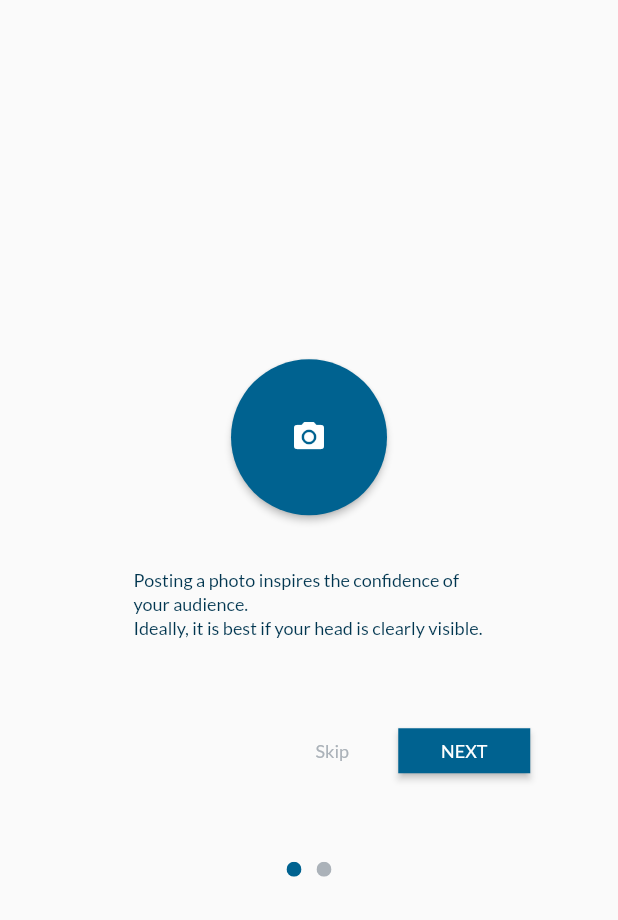
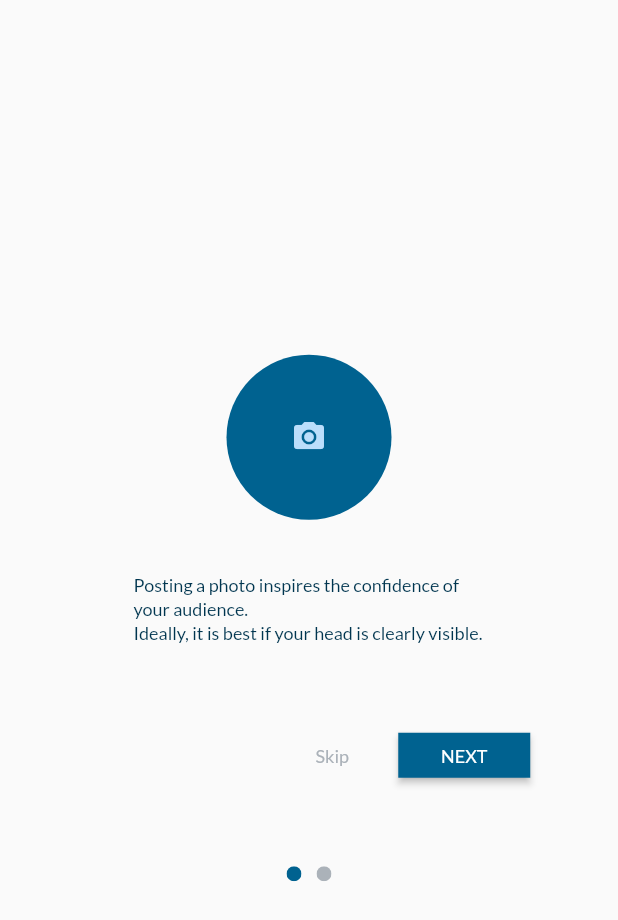
Before and after one commit to bynicodevelop/ulearn, a Flutter app: the Avatar screen opened directly, after a tap on the "camera alt" icon, on a phone screen of 412 x 824 dp. Shown: the top 920 px of the screen. Run offline on Flutter 3.47's test engine with Material 2 defaults, Android fonts, the phone set to English and light mode, and no system bars; our stand-ins replace firebase_auth, firebase_core, firebase_storage, google_fonts, image_picker; accounts and stored records are empty.

```diff
--- a/lib/models/user.dart
+++ b/lib/models/user.dart
@@ -3,6 +3,12 @@ import 'package:flutter/material.dart';
 class UserModel {
   final String uid;
   final String phoneNumber;
+  final String photoURL;
+  final String displayName;
 
-  const UserModel({@required this.uid, @required this.phoneNumber});
+  const UserModel(
+      {@required this.uid,
+      @required this.phoneNumber,
+      this.photoURL,
+      this.displayName});
 }
--- a/lib/screens/auth/avatar.dart
+++ b/lib/screens/auth/avatar.dart
@@ -1,8 +1,19 @@
+import 'dart:convert';
+import 'dart:io';
+
+import 'package:crypto/crypto.dart';
 import 'package:flutter/material.dart';
+import 'package:image_picker/image_picker.dart';
+import 'package:leadee/models/user.dart';
+import 'package:leadee/screens/auth/fullname.dart';
+import 'package:leadee/screens/loading.dart';
+import 'package:leadee/services/auth.dart';
+import 'package:leadee/services/storage.dart';
 import 'package:leadee/share/palette.dart';
 import 'package:leadee/widgets/btn/link.dart';
 import 'package:leadee/widgets/btn/next.dart';
 import 'package:leadee/widgets/bullet_step.dart';
+import 'package:path/path.dart' as path;
 
 class Avatar extends StatefulWidget {
   Avatar({Key key}) : super(key: key);
@@ -12,31 +23,63 @@ class Avatar extends StatefulWidget {
 }
 
 class _AvatarState extends State<Avatar> {
+  final AuthService _authService = AuthService();
+  final StorageService _storageService = StorageService();
+
+  bool _isLoading = false;
+  final picker = ImagePicker();
+  File _file;
+
+  Future getImage() async {
+    File file;
+    final pickedFile = await picker.getImage(source: ImageSource.camera);
+
+    if (pickedFile != null) {
+      String fileName = pickedFile.path.split('/').last.split('.').first;
+      String dir = path.dirname(pickedFile.path);
+      String newPath = path.join(
+          dir, '${md5.convert(utf8.encode(fileName)).toString()}.jpg');
+
+      print(newPath);
+
+      file = await File(pickedFile.path).copy(newPath);
+    }
+
+    setState(() {
+      if (file != null) {
+        _file = file;
+      }
+    });
+  }
+
   @override
   Widget build(BuildContext context) {
-    return Container(
+    return _isLoading
+        ? Loading()
+        : Container(
             child: SafeArea(
                 child: Scaffold(
-        body: Column(
-          mainAxisAlignment: MainAxisAlignment.center,
-          children: [
-            Center(
+                    body: Center(
+              child: SingleChildScrollView(
+                scrollDirection: Axis.vertical,
                 child: Container(
                   constraints: BoxConstraints(
                       maxWidth: 295.0, minWidth: 150.0, minHeight: 50.0),
                   child: Column(
                     children: [
-                    MaterialButton(
-                      onPressed: () {},
-                      color: Palette.blue[50],
-                      textColor: Colors.white,
-                      child: Icon(
+                      GestureDetector(
+                          onTap: getImage,
+                          child: CircleAvatar(
+                              backgroundColor: Palette.blue[50],
+                              backgroundImage:
+                                  _file != null ? FileImage(_file) : null,
+                              radius: 55,
+                              child: _file == null
+                                  ? Icon(
                                       Icons.camera_alt,
                                       size: 24,
-                      ),
-                      padding: EdgeInsets.all(40),
-                      shape: CircleBorder(),
-                    ),
+                                    )
+                                  : null)),
                       SizedBox(
                         height: 35,
                       ),
@@ -56,9 +99,27 @@ class _AvatarState extends State<Avatar> {
                       Row(
                         children: [
                           Spacer(),
-                        LinkBtn(onPress: () => print('Skip')),
+                          LinkBtn(
+                              onPress: () => Navigator.push(
+                                  context,
+                                  MaterialPageRoute(
+                                      builder: (context) => FullName()))),
                           NextBtn(
-                          onPress: () => print('Next'),
+                            onPress: () async {
+                              setState(() => this._isLoading = true);
+                              String photoUrl =
+                                  await _storageService.uploadFile(_file);
+
+                              UserModel user =
+                                  await _authService.updatePhotoUrl(photoUrl);
+
+                              setState(() => this._isLoading = false);
+
+                              Navigator.push(
+                                  context,
+                                  MaterialPageRoute(
+                                      builder: (context) => FullName()));
+                            },
                           )
                         ],
                       ),
@@ -69,10 +130,8 @@ class _AvatarState extends State<Avatar> {
                     ],
                   ),
                 ),
-            )
-          ],
               ),
-      )),
+            ))),
           );
   }
 }
--- a/pubspec.yaml
+++ b/pubspec.yaml
@@ -26,6 +26,11 @@ dependencies:
   google_fonts: ^1.1.0
   firebase_core: ^0.5.0
   firebase_auth: ^0.18.0+1
+  image_picker: ^0.6.7+11
+  firebase_storage: ^4.0.0
+  crypto: ^2.1.5
+  provider: ^4.3.2+2
+  path: ^1.7.0
 
 
   # The following adds the Cupertino Icons font to your application.
```
Also changed, not shown: lib/main.dart (+12 -7 lines), lib/screens/auth/fullname.dart (+30 -27 lines), lib/screens/auth/validate_code.dart (+23 -4 lines), lib/screens/auth/welcome.dart (+8 -0 lines), lib/screens/home.dart (added, +32 -0 lines), lib/services/auth.dart (+25 -1 lines), lib/services/storage.dart (added, +22 -0 lines), lib/wrapper.dart (added, +23 -0 lines), pubspec.lock, 4 other files. Lines whose indentation alone changed are shown as unchanged.
